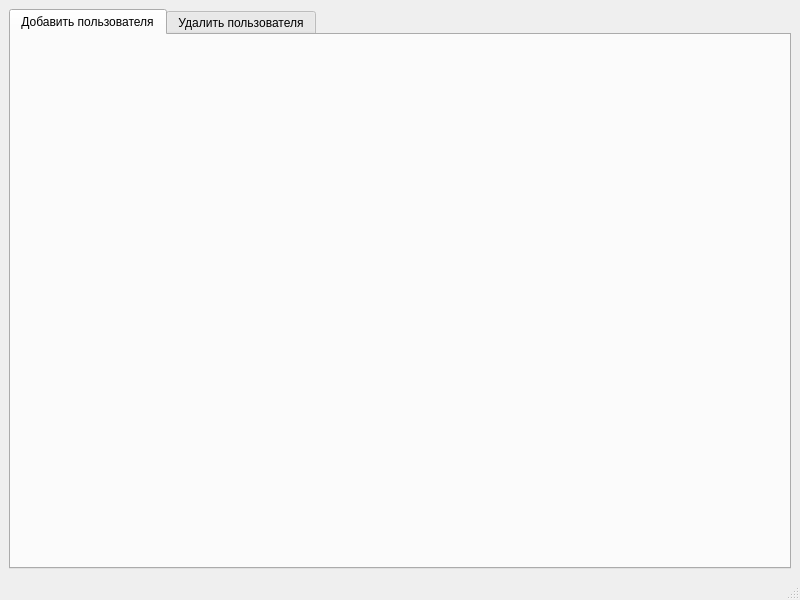
Qt form MDKP/adminwindow.ui (MiFit1/OSOGO) before a commit.
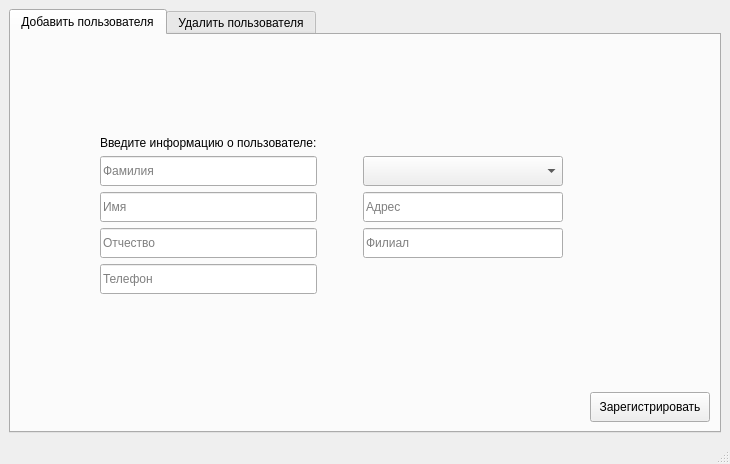
The same form after that commit. The open tabs and pages were chosen to show the change.

```diff
--- a/MDKP/adminwindow.ui
+++ b/MDKP/adminwindow.ui
@@ -6,8 +6,8 @@
    <rect>
     <x>0</x>
     <y>0</y>
-    <width>800</width>
-    <height>600</height>
+    <width>730</width>
+    <height>464</height>
    </rect>
   </property>
   <property name="windowTitle">
@@ -32,6 +32,289 @@
          <attribute name="title">
           <string>Добавить пользователя</string>
          </attribute>
+         <layout class="QHBoxLayout" name="horizontalLayout_3">
+          <item>
+           <layout class="QGridLayout" name="gridLayout_2">
+            <item row="3" column="2">
+             <spacer name="horizontalSpacer_2">
+              <property name="orientation">
+               <enum>Qt::Horizontal</enum>
+              </property>
+              <property name="sizeType">
+               <enum>QSizePolicy::Minimum</enum>
+              </property>
+              <property name="sizeHint" stdset="0">
+               <size>
+                <width>40</width>
+                <height>20</height>
+               </size>
+              </property>
+             </spacer>
+            </item>
+            <item row="4" column="3">
+             <widget class="QLineEdit" name="Branch">
+              <property name="sizePolicy">
+               <sizepolicy hsizetype="Expanding" vsizetype="Minimum">
+                <horstretch>0</horstretch>
+                <verstretch>0</verstretch>
+               </sizepolicy>
+              </property>
+              <property name="minimumSize">
+               <size>
+                <width>200</width>
+                <height>30</height>
+               </size>
+              </property>
+              <property name="placeholderText">
+               <string>Филиал</string>
+              </property>
+             </widget>
+            </item>
+            <item row="3" column="3">
+             <widget class="QLineEdit" name="Address">
+              <property name="sizePolicy">
+               <sizepolicy hsizetype="Expanding" vsizetype="Minimum">
+                <horstretch>0</horstretch>
+                <verstretch>0</verstretch>
+               </sizepolicy>
+              </property>
+              <property name="minimumSize">
+               <size>
+                <width>200</width>
+                <height>30</height>
+               </size>
+              </property>
+              <property name="placeholderText">
+               <string>Адрес</string>
+              </property>
+             </widget>
+            </item>
+            <item row="6" column="2">
+             <spacer name="verticalSpacer_2">
+              <property name="orientation">
+               <enum>Qt::Vertical</enum>
+              </property>
+              <property name="sizeType">
+               <enum>QSizePolicy::MinimumExpanding</enum>
+              </property>
+              <property name="sizeHint" stdset="0">
+               <size>
+                <width>20</width>
+                <height>40</height>
+               </size>
+              </property>
+             </spacer>
+            </item>
+            <item row="2" column="1">
+             <widget class="QLineEdit" name="LastName">
+              <property name="sizePolicy">
+               <sizepolicy hsizetype="Expanding" vsizetype="Minimum">
+                <horstretch>0</horstretch>
+                <verstretch>0</verstretch>
+               </sizepolicy>
+              </property>
+              <property name="minimumSize">
+               <size>
+                <width>200</width>
+                <height>30</height>
+               </size>
+              </property>
+              <property name="placeholderText">
+               <string>Фамилия</string>
+              </property>
+             </widget>
+            </item>
+            <item row="4" column="1">
+             <widget class="QLineEdit" name="MiddleName">
+              <property name="sizePolicy">
+               <sizepolicy hsizetype="Expanding" vsizetype="Minimum">
+                <horstretch>0</horstretch>
+                <verstretch>0</verstretch>
+               </sizepolicy>
+              </property>
+              <property name="minimumSize">
+               <size>
+                <width>0</width>
+                <height>30</height>
+               </size>
+              </property>
+              <property name="placeholderText">
+               <string>Отчество</string>
+              </property>
+             </widget>
+            </item>
+            <item row="3" column="1">
+             <widget class="QLineEdit" name="FirstName">
+              <property name="sizePolicy">
+               <sizepolicy hsizetype="Expanding" vsizetype="Minimum">
+                <horstretch>0</horstretch>
+                <verstretch>0</verstretch>
+               </sizepolicy>
+              </property>
+              <property name="minimumSize">
+               <size>
+                <width>0</width>
+                <height>30</height>
+               </size>
+              </property>
+              <property name="placeholderText">
+               <string>Имя</string>
+              </property>
+             </widget>
+            </item>
+            <item row="2" column="3">
+             <widget class="QComboBox" name="Post">
+              <property name="sizePolicy">
+               <sizepolicy hsizetype="Preferred" vsizetype="Minimum">
+                <horstretch>0</horstretch>
+                <verstretch>0</verstretch>
+               </sizepolicy>
+              </property>
+              <property name="minimumSize">
+               <size>
+                <width>200</width>
+                <height>30</height>
+               </size>
+              </property>
+              <property name="placeholderText">
+               <string>Выберите должность</string>
+              </property>
+             </widget>
+            </item>
+            <item row="1" column="1">
+             <widget class="QLabel" name="label">
+              <property name="sizePolicy">
+               <sizepolicy hsizetype="Preferred" vsizetype="Minimum">
+                <horstretch>0</horstretch>
+                <verstretch>0</verstretch>
+               </sizepolicy>
+              </property>
+              <property name="minimumSize">
+               <size>
+                <width>0</width>
+                <height>0</height>
+               </size>
+              </property>
+              <property name="text">
+               <string>Введите информацию о пользователе:</string>
+              </property>
+             </widget>
+            </item>
+            <item row="5" column="1">
+             <widget class="QLineEdit" name="Phone">
+              <property name="sizePolicy">
+               <sizepolicy hsizetype="Expanding" vsizetype="Minimum">
+                <horstretch>0</horstretch>
+                <verstretch>0</verstretch>
+               </sizepolicy>
+              </property>
+              <property name="minimumSize">
+               <size>
+                <width>0</width>
+                <height>30</height>
+               </size>
+              </property>
+              <property name="placeholderText">
+               <string>Телефон</string>
+              </property>
+             </widget>
+            </item>
+            <item row="3" column="0">
+             <spacer name="horizontalSpacer">
+              <property name="orientation">
+               <enum>Qt::Horizontal</enum>
+              </property>
+              <property name="sizeHint" stdset="0">
+               <size>
+                <width>40</width>
+                <height>20</height>
+               </size>
+              </property>
+             </spacer>
+            </item>
+            <item row="3" column="4">
+             <spacer name="horizontalSpacer_4">
+              <property name="orientation">
+               <enum>Qt::Horizontal</enum>
+              </property>
+              <property name="sizeType">
+               <enum>QSizePolicy::Maximum</enum>
+              </property>
+              <property name="sizeHint" stdset="0">
+               <size>
+                <width>40</width>
+                <height>20</height>
+               </size>
+              </property>
+             </spacer>
+            </item>
+            <item row="0" column="2">
+             <spacer name="verticalSpacer">
+              <property name="orientation">
+               <enum>Qt::Vertical</enum>
+              </property>
+              <property name="sizeType">
+               <enum>QSizePolicy::Expanding</enum>
+              </property>
+              <property name="sizeHint" stdset="0">
+               <size>
+                <width>20</width>
+                <height>40</height>
+               </size>
+              </property>
+             </spacer>
+            </item>
+            <item row="3" column="5">
+             <spacer name="horizontalSpacer_3">
+              <property name="orientation">
+               <enum>Qt::Horizontal</enum>
+              </property>
+              <property name="sizeHint" stdset="0">
+               <size>
+                <width>40</width>
+                <height>20</height>
+               </size>
+              </property>
+             </spacer>
+            </item>
+            <item row="7" column="5">
+             <widget class="QPushButton" name="pushButton">
+              <property name="sizePolicy">
+               <sizepolicy hsizetype="Minimum" vsizetype="Fixed">
+                <horstretch>0</horstretch>
+                <verstretch>0</verstretch>
+               </sizepolicy>
+              </property>
+              <property name="minimumSize">
+               <size>
+                <width>120</width>
+                <height>30</height>
+               </size>
+              </property>
+              <property name="text">
+               <string>Зарегистрировать</string>
+              </property>
+             </widget>
+            </item>
+            <item row="4" column="0">
+             <spacer name="horizontalSpacer_5">
+              <property name="orientation">
+               <enum>Qt::Horizontal</enum>
+              </property>
+              <property name="sizeType">
+               <enum>QSizePolicy::Fixed</enum>
+              </property>
+              <property name="sizeHint" stdset="0">
+               <size>
+                <width>80</width>
+                <height>20</height>
+               </size>
+              </property>
+             </spacer>
+            </item>
+           </layout>
+          </item>
+         </layout>
         </widget>
         <widget class="QWidget" name="tab_8">
          <attribute name="title">
```
Left out of the diff: 18 changed lines with no effect on the pictures.
